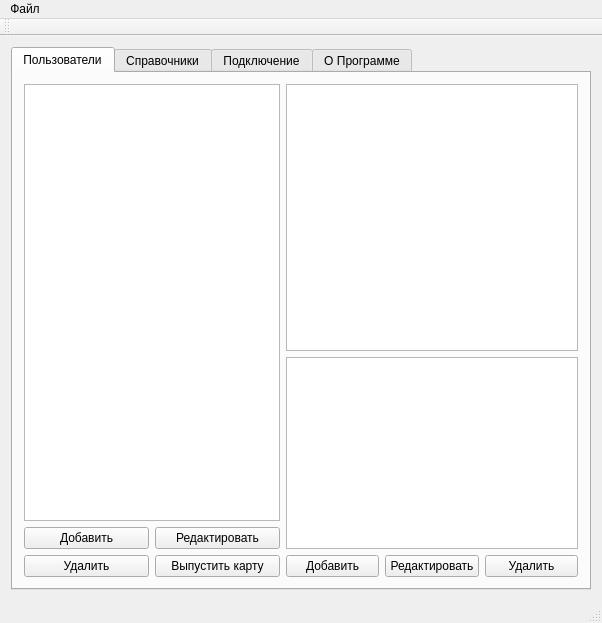
First picture: the form in dataBaseFirebird/mainwindow.ui, repository Evgeniykull/DataBase, before the edit.
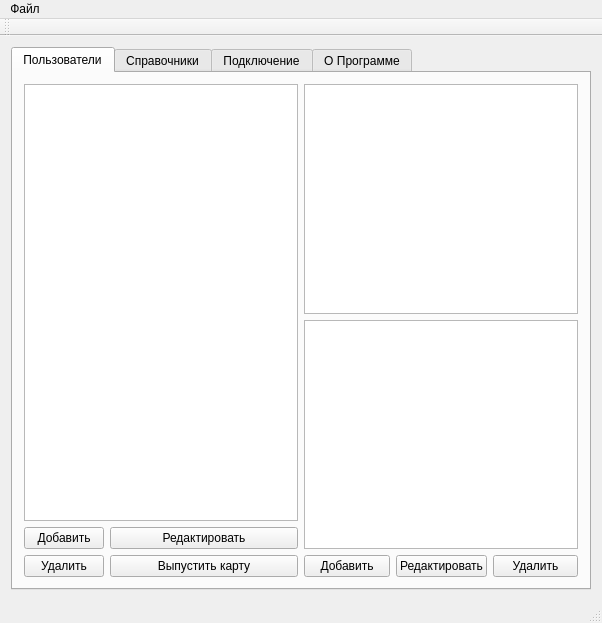
Second picture: the form after the edit. The open tabs and pages were chosen to show the change.

```diff
--- a/dataBaseFirebird/mainwindow.ui
+++ b/dataBaseFirebird/mainwindow.ui
@@ -34,70 +34,93 @@
         <string>Пользователи</string>
        </attribute>
        <layout class="QGridLayout" name="gridLayout_3">
-        <item row="0" column="0" rowspan="2" colspan="2">
+        <item row="0" column="0">
+         <layout class="QVBoxLayout" name="verticalLayout_3">
+          <item>
          <widget class="QTreeView" name="treeView">
           <property name="maximumSize">
            <size>
-            <width>16777215</width>
+              <width>300</width>
             <height>16777215</height>
            </size>
           </property>
          </widget>
         </item>
-        <item row="0" column="2" colspan="3">
-         <widget class="QTextEdit" name="teUserInfo"/>
-        </item>
-        <item row="1" column="2" rowspan="2" colspan="3">
-         <widget class="QTableView" name="tableLimits"/>
-        </item>
-        <item row="2" column="0">
+          <item>
+           <layout class="QFormLayout" name="formLayout">
+            <item row="0" column="0">
          <widget class="QPushButton" name="pbAddUser">
           <property name="text">
            <string>Добавить</string>
           </property>
          </widget>
         </item>
-        <item row="2" column="1">
+            <item row="0" column="1">
          <widget class="QPushButton" name="pbEditUser">
           <property name="text">
            <string>Редактировать</string>
           </property>
          </widget>
         </item>
-        <item row="3" column="0">
+            <item row="1" column="0">
          <widget class="QPushButton" name="pbDeleteUser">
           <property name="text">
            <string>Удалить</string>
           </property>
          </widget>
         </item>
-        <item row="3" column="1">
+            <item row="1" column="1">
          <widget class="QPushButton" name="pbGetUserCard">
           <property name="text">
            <string>Выпустить карту</string>
           </property>
          </widget>
         </item>
-        <item row="3" column="2">
+           </layout>
+          </item>
+         </layout>
+        </item>
+        <item row="0" column="1">
+         <layout class="QVBoxLayout" name="verticalLayout_2">
+          <item>
+           <widget class="QTextEdit" name="teUserInfo">
+            <property name="maximumSize">
+             <size>
+              <width>16777215</width>
+              <height>300</height>
+             </size>
+            </property>
+           </widget>
+          </item>
+          <item>
+           <widget class="QTableView" name="tableLimits"/>
+          </item>
+          <item>
+           <layout class="QHBoxLayout" name="horizontalLayout_2">
+            <item>
          <widget class="QPushButton" name="pbAddLimits">
           <property name="text">
            <string>Добавить</string>
           </property>
          </widget>
         </item>
-        <item row="3" column="3">
+            <item>
          <widget class="QPushButton" name="pbEditLimits">
           <property name="text">
            <string>Редактировать</string>
           </property>
          </widget>
         </item>
-        <item row="3" column="4">
+            <item>
          <widget class="QPushButton" name="pbDeleteLimits">
           <property name="text">
            <string>Удалить</string>
           </property>
          </widget>
+            </item>
+           </layout>
+          </item>
+         </layout>
         </item>
        </layout>
       </widget>
```
Lines whose indentation alone changed are shown as unchanged.
